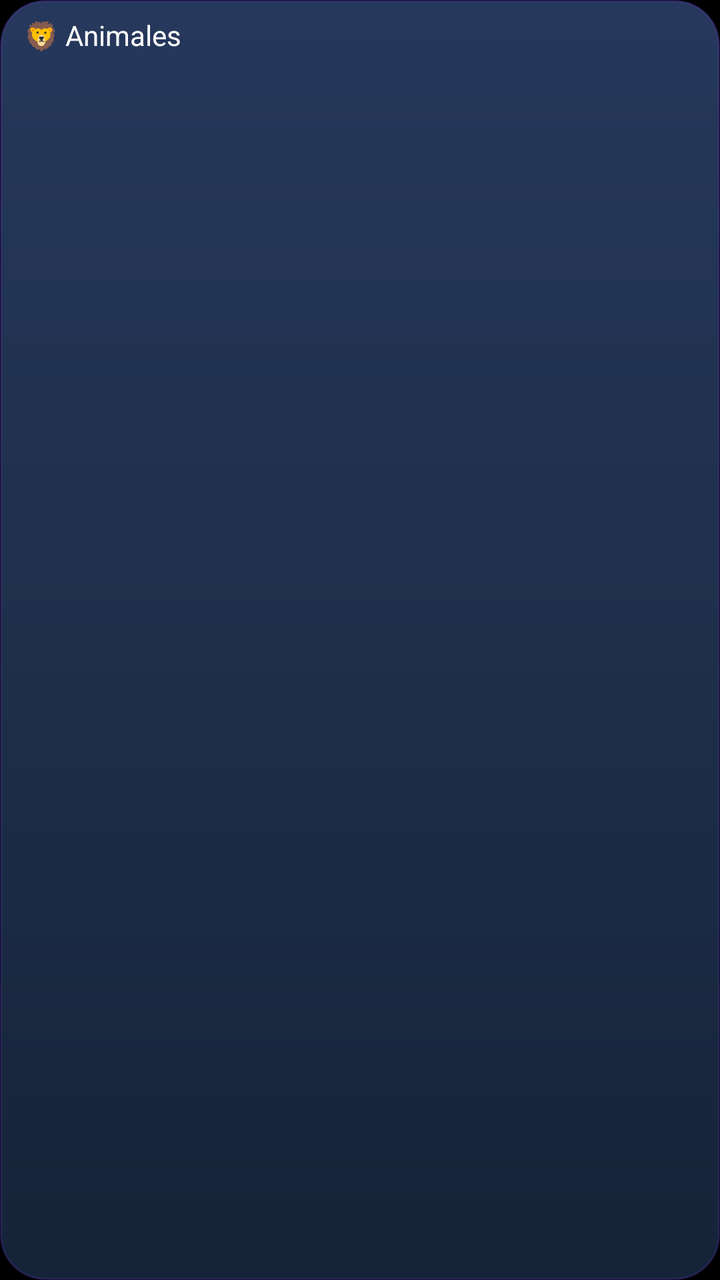
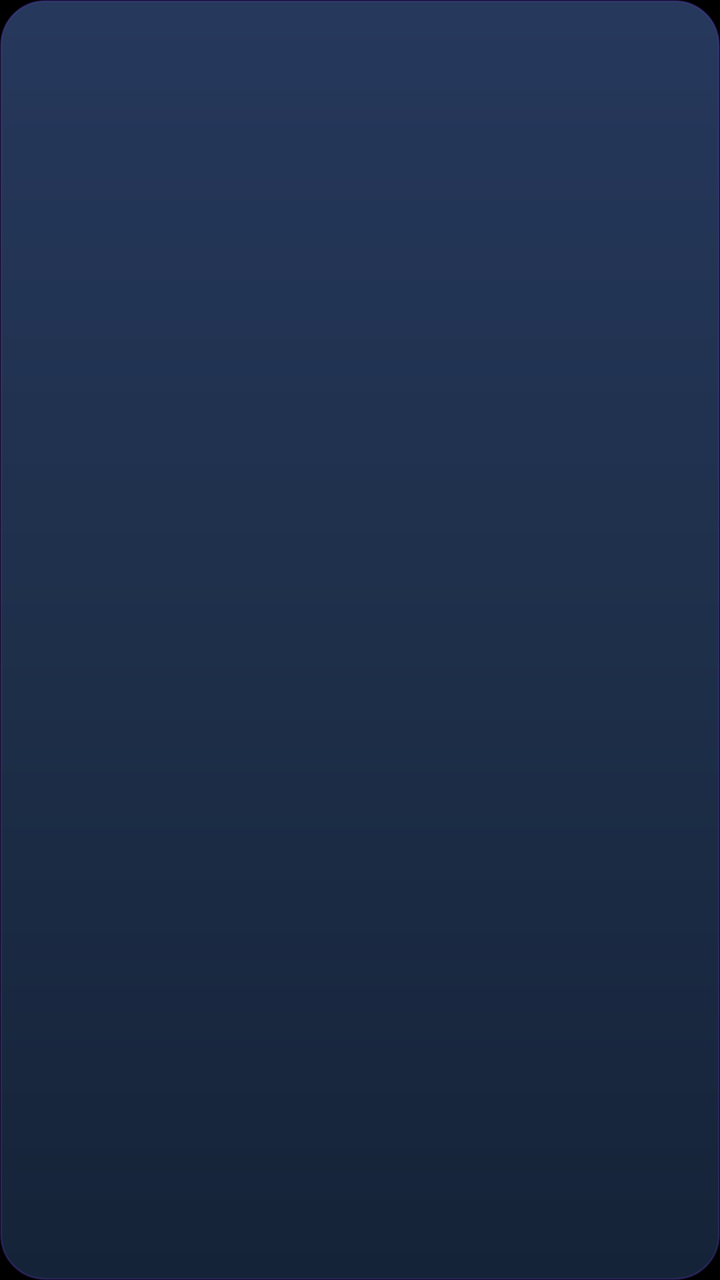

Compare the two renders of this Android layout. The source of the first and the diff that turns it into the second are given below.
<!-- AndroidManifest.xml: application theme Theme.ImpostorGame -->
<!-- res/layout/item_category_main.xml -->
<?xml version="1.0" encoding="utf-8"?>
<TextView xmlns:android="http://schemas.android.com/apk/res/android"
    android:id="@+id/textCategoryName"
    android:layout_width="wrap_content"
    android:layout_height="wrap_content"
    android:paddingHorizontal="12dp"
    android:paddingVertical="8dp"
    android:layout_margin="4dp"
    android:background="@drawable/bg_card_main"
    android:textColor="@android:color/white"
    android:text="🦁 Animales"
    android:textSize="14sp" />
<!-- resources referenced by this layout -->
<resources>
  <!-- drawable bg_card_main (drawable) -->
  <?xml version="1.0" encoding="utf-8"?>
  <shape xmlns:android="http://schemas.android.com/apk/res/android">
  
      
      <gradient
          android:type="linear"
          android:angle="90"
          android:startColor="#152338"
          android:centerColor="#1E2F4A"
          android:endColor="#26385C" />
  
      
      <corners android:radius="22dp" />
  
      
      <stroke
          android:width="1dp"
          android:color="#337C4DFF" />
  </shape>
  <style name="Theme.ImpostorGame" parent="Base.Theme.ImpostorGame">
          <item name="colorPrimary">#00E5FF</item>
          <item name="colorOnPrimary">#FFFFFF</item>
          <item name="android:statusBarColor">@android:color/transparent</item>
          <item name="android:windowBackground">@android:color/black</item>
      </style>
  <style name="Base.Theme.ImpostorGame" parent="Theme.Material3.DayNight.NoActionBar" />
</resources>

<!-- the commit's change to res/layout/item_category_main.xml (unified diff, before → after) -->
@@ -8,5 +8,5 @@
     android:layout_margin="4dp"
     android:background="@drawable/bg_card_main"
     android:textColor="@android:color/white"
-    android:text="🦁 Animales"
+    android:text=""
     android:textSize="14sp" />
<!-- resource entries referenced after the edit -->
@@ -24,8 +24,15 @@
           <item name="colorPrimary">#00E5FF</item>
           <item name="colorOnPrimary">#FFFFFF</item>
           <item name="android:statusBarColor">@android:color/transparent</item>
+          <item name="android:navigationBarColor">@android:color/transparent</item>
           <item name="android:windowBackground">@android:color/black</item>
       </style>
-  <style name="Base.Theme.ImpostorGame" parent="Theme.Material3.DayNight.NoActionBar" />
+  <style name="Base.Theme.ImpostorGame" parent="Theme.Material3.DayNight.NoActionBar">
+          <item name="android:textViewStyle">@style/ImpostorGame.TextView</item>
+      </style>
+  <style name="ImpostorGame.TextView" parent="android:Widget.TextView">
+          <item name="android:hyphenationFrequency">none</item>
+          <item name="android:breakStrategy">simple</item>
+      </style>
 </resources>
 
